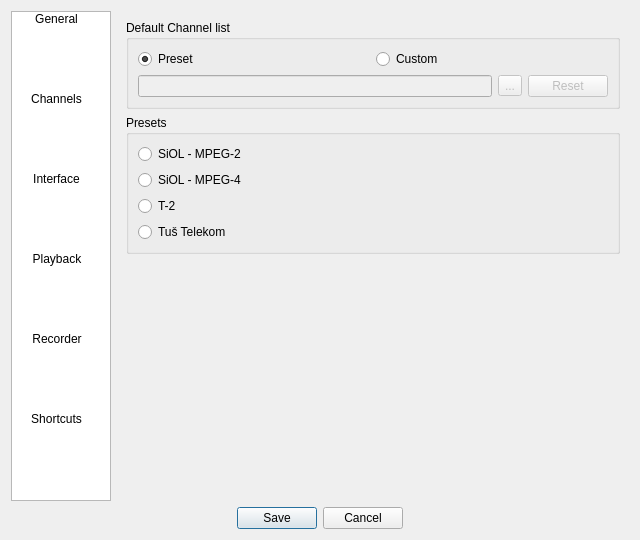
This is src/ui/EditSettings.ui in ntadej/tano as Qt 5 draws it before an edit. The edited form follows.
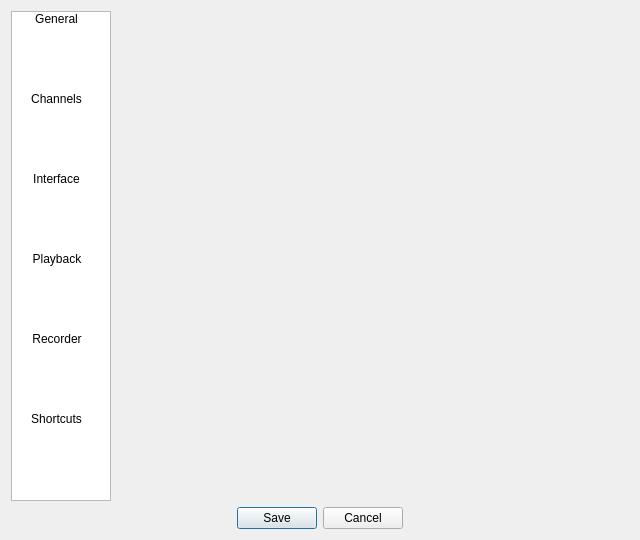
This is the edited form. The open tabs and pages were chosen to show the change. Icons and pictures are not drawn. Custom widgets are drawn as their Qt base class.

Commit message: New LocaleManager, New playlist selector, World TV playlist added, GUI updates

```diff
--- a/src/ui/EditSettings.ui
+++ b/src/ui/EditSettings.ui
@@ -163,110 +163,7 @@
      <widget class="QWidget" name="pageChannels">
       <layout class="QVBoxLayout" name="verticalLayout_19">
        <item>
-        <widget class="QGroupBox" name="defaultPlaylistBox">
-         <property name="title">
-          <string>Default Channel list</string>
-         </property>
-         <layout class="QGridLayout" name="gridLayout_4">
-          <item row="0" column="0">
-           <widget class="QRadioButton" name="presetPlaylistRadio">
-            <property name="text">
-             <string>Preset</string>
-            </property>
-            <property name="checked">
-             <bool>true</bool>
-            </property>
-           </widget>
-          </item>
-          <item row="2" column="0" colspan="2">
-           <layout class="QHBoxLayout" name="browseLayout">
-            <item>
-             <widget class="QLineEdit" name="playlistLineEdit">
-              <property name="enabled">
-               <bool>false</bool>
-              </property>
-              <property name="text">
-               <string/>
-              </property>
-              <property name="readOnly">
-               <bool>true</bool>
-              </property>
-             </widget>
-            </item>
-            <item>
-             <widget class="QToolButton" name="browsePlaylistButton">
-              <property name="enabled">
-               <bool>false</bool>
-              </property>
-              <property name="text">
-               <string>...</string>
-              </property>
-             </widget>
-            </item>
-            <item>
-             <widget class="QPushButton" name="resetPlaylistButton">
-              <property name="enabled">
-               <bool>false</bool>
-              </property>
-              <property name="text">
-               <string>Reset</string>
-              </property>
-             </widget>
-            </item>
-           </layout>
-          </item>
-          <item row="0" column="1">
-           <widget class="QRadioButton" name="customPlaylistRadio">
-            <property name="text">
-             <string>Custom</string>
-            </property>
-           </widget>
-          </item>
-         </layout>
-        </widget>
-       </item>
-       <item>
-        <widget class="QGroupBox" name="presetsBox">
-         <property name="title">
-          <string>Presets</string>
-         </property>
-         <layout class="QVBoxLayout" name="verticalLayout_13">
-          <item>
-           <widget class="QRadioButton" name="radioSiol2">
-            <property name="text">
-             <string notr="true">SiOL - MPEG-2</string>
-            </property>
-           </widget>
-          </item>
-          <item>
-           <widget class="QRadioButton" name="radioSiol4">
-            <property name="text">
-             <string notr="true">SiOL - MPEG-4</string>
-            </property>
-           </widget>
-          </item>
-          <item>
-           <widget class="QRadioButton" name="radioT2">
-            <property name="enabled">
-             <bool>true</bool>
-            </property>
-            <property name="text">
-             <string notr="true">T-2</string>
-            </property>
-           </widget>
-          </item>
-          <item>
-           <widget class="QRadioButton" name="radioTus">
-            <property name="enabled">
-             <bool>true</bool>
-            </property>
-            <property name="text">
-             <string notr="true">Tuš Telekom</string>
-            </property>
-           </widget>
-          </item>
-         </layout>
-        </widget>
+        <widget class="SelectPlaylist" name="widgetSelectPlaylist" native="true"/>
        </item>
        <item>
         <spacer name="channelsSpacer">
@@ -1152,6 +1049,12 @@
    <header>ui/QtKeySequenceEdit.h</header>
    <container>1</container>
   </customwidget>
+  <customwidget>
+   <class>SelectPlaylist</class>
+   <extends>QWidget</extends>
+   <header>ui/SelectPlaylist.h</header>
+   <container>1</container>
+  </customwidget>
  </customwidgets>
  <resources>
   <include location="images.qrc"/>
```
Left out of the diff: 70 changed lines with no effect on the pictures. The commit also changes 28 other files.
